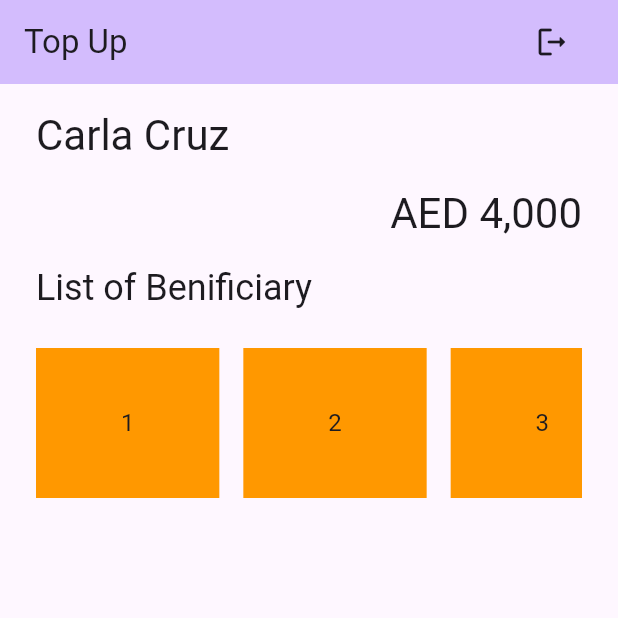
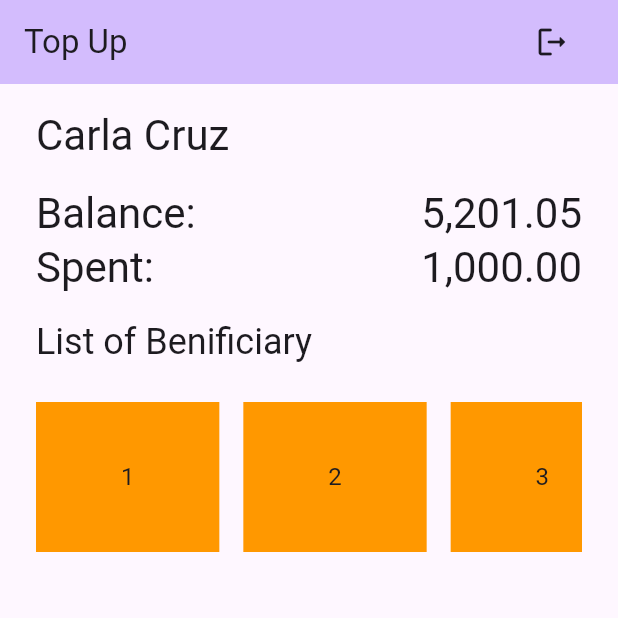
Before and after one commit to baladi39/mobile_credit, a Flutter app: the screen it shows after launch, after a tap on "Verified User", after a tap on the "logout" icon, after a tap on "Un-Verified User", on a phone screen of 412 x 824 dp, the top half of it. Run offline on Flutter 3.47's test engine with Material 3 defaults, Android fonts, the phone set to English and light mode, and no system bars; our stand-ins replace equatable, flutter_bloc, fpdart, get_it.

Commit message:
Getting financial summary done

```diff
--- /dev/null
+++ b/lib/core/common/extensions/double_extensions.dart
@@ -0,0 +1,33 @@
+import 'package:intl/intl.dart';
+
+extension DateTimeExtension on double? {
+  String doubleToString() {
+    if (this == null) {
+      return '0';
+    } else if (this! % 1 == 0) {
+      return this!.toStringAsFixed(0);
+    } else {
+      return this!.toStringAsFixed(2);
+    }
+  }
+
+  double toPrecision([int n = 2]) {
+    if (this == null) {
+      return 0;
+    } else if (this! % 1 == 0) {
+      return double.parse(this!.toStringAsFixed(0));
+    } else {
+      return double.parse(this!.toStringAsFixed(n));
+    }
+  }
+}
+
+extension NumExtension on double? {
+  String amountToString({String pattern = '###,##0.00'}) {
+    if (this == null) {
+      return '0';
+    } else {
+      return NumberFormat(pattern).format(this);
+    }
+  }
+}
--- a/lib/features/topup/data/datasources/financial_remote_data_source.dart
+++ b/lib/features/topup/data/datasources/financial_remote_data_source.dart
@@ -11,6 +11,9 @@ class FinancialRemoteDataSourceImpl implements FinancialRemoteDataSource {
 
   @override
   Future<UserFinancialSummary> getCurrentFinancialData(int userId) async {
+    // Simmulating api call delay
+    await Future.delayed(const Duration(seconds: 1));
+
     try {
       // Pretend we are recieving json
       if (userId == 1) {
--- a/lib/features/topup/data/repositories/financial_repository_impl.dart
+++ b/lib/features/topup/data/repositories/financial_repository_impl.dart
@@ -1,5 +1,4 @@
 import 'package:fpdart/fpdart.dart';
-import 'package:mobile_credit/core/common/entities/user.dart';
 import 'package:mobile_credit/core/error/exceptions.dart';
 import 'package:mobile_credit/features/topup/data/datasources/financial_remote_data_source.dart';
 import 'package:mobile_credit/features/topup/domain/entities/user_financial_summary.dart';
--- a/lib/features/topup/presentation/views/topup_main_layout.dart
+++ b/lib/features/topup/presentation/views/topup_main_layout.dart
@@ -1,7 +1,7 @@
 import 'package:flutter/material.dart';
 import 'package:mobile_credit/features/auth/presentation/views/login_view.dart';
 import 'package:mobile_credit/features/topup/presentation/widgets/benificiary_list.dart';
-import 'package:mobile_credit/features/topup/presentation/widgets/total_balance.dart';
+import 'package:mobile_credit/features/topup/presentation/widgets/balance/balance.dart';
 import 'package:mobile_credit/features/topup/presentation/widgets/user_header.dart';
 
 class TopupMainLayout extends StatefulWidget {
@@ -25,7 +25,7 @@ class _TopupMainLayoutState extends State<TopupMainLayout> {
             // User Header
             UserHeader(),
             // Total Balance
-            TotalBalance(),
+            Balance(),
             // Benifeciary List
             BenificiaryList(),
           ],
--- /dev/null
+++ b/lib/features/topup/presentation/widgets/balance/balance.dart
@@ -0,0 +1,72 @@
+import 'package:flutter/material.dart';
+import 'package:flutter_bloc/flutter_bloc.dart';
+import 'package:mobile_credit/core/common/extensions/double_extensions.dart';
+import 'package:mobile_credit/core/common/widgets/loader.dart';
+
+import '../../../../../core/common/cubits/app_user/app_user_cubit.dart';
+import 'bloc/balance_bloc.dart';
+
+class Balance extends StatefulWidget {
+  const Balance({
+    super.key,
+  });
+
+  @override
+  State<Balance> createState() => _BalanceState();
+}
+
+class _BalanceState extends State<Balance> {
+  @override
+  void initState() {
+    var appUserLoggedIn = context.read<AppUserCubit>().state as AppUserLoggedIn;
+    context.read<BalanceBloc>().add(GetBalanceEvent(appUserLoggedIn.user.id));
+    super.initState();
+  }
+
+  @override
+  Widget build(BuildContext context) {
+    return Padding(
+        padding: const EdgeInsets.only(top: 16),
+        child: BlocBuilder<BalanceBloc, BalanceState>(
+          builder: (context, state) {
+            if (state is BalanceSuccess) {
+              return Column(
+                children: [
+                  balanceTotals(
+                    'Balance:',
+                    state.totalBalance.amountToString(),
+                  ),
+                  balanceTotals(
+                    'Spent:',
+                    state.totalMonthlySpent.amountToString(),
+                  ),
+                ],
+              );
+            }
+            if (state is BalanceFailer) {
+              return generalText(
+                state.meesage.toString(),
+              );
+            }
+            return const Loader();
+          },
+        ));
+  }
+
+  Widget balanceTotals(String label, String total) {
+    return Row(
+      children: [
+        generalText(label),
+        const Spacer(),
+        generalText(total),
+      ],
+    );
+  }
+
+  Text generalText(String text) {
+    return Text(
+      text,
+      style: Theme.of(context).textTheme.headlineMedium,
+    );
+  }
+}
--- /dev/null
+++ b/lib/features/topup/presentation/widgets/balance/bloc/balance_bloc.dart
@@ -0,0 +1,23 @@
+import 'package:flutter_bloc/flutter_bloc.dart';
+import 'package:equatable/equatable.dart';
+import 'package:mobile_credit/features/topup/domain/usecases/current_financial_summary.dart';
+
+part 'balance_event.dart';
+part 'balance_state.dart';
+
+class BalanceBloc extends Bloc<BalanceEvent, BalanceState> {
+  final CurrentFinancialSummary currentFinancialSummary;
+  BalanceBloc({
+    required this.currentFinancialSummary,
+  }) : super(BalanceInitial()) {
+    on<BalanceEvent>((event, emit) => emit(BalanceLoading()));
+    on<GetBalanceEvent>((event, emit) async {
+      var response = await currentFinancialSummary(event.userId);
+
+      return response.fold(
+        (l) => emit(BalanceFailer(l.message)),
+        (r) => emit(BalanceSuccess(r.totalBalance, r.totalMonthlySpent)),
+      );
+    });
+  }
+}
--- /dev/null
+++ b/lib/features/topup/presentation/widgets/balance/bloc/balance_event.dart
@@ -0,0 +1,18 @@
+part of 'balance_bloc.dart';
+
+sealed class BalanceEvent extends Equatable {
+  const BalanceEvent();
+
+  @override
+  List<Object> get props => [];
+}
+
+final class GetBalanceEvent extends BalanceEvent {
+  final int userId;
+  const GetBalanceEvent(this.userId);
+}
+
+// final class UpdateBalanceEvent extends BalanceEvent {
+//   final int userId;
+//   const UpdateBalanceEvent(this.userId);
+// }
--- /dev/null
+++ b/lib/features/topup/presentation/widgets/balance/bloc/balance_state.dart
@@ -0,0 +1,23 @@
+part of 'balance_bloc.dart';
+
+sealed class BalanceState extends Equatable {
+  const BalanceState();
+
+  @override
+  List<Object> get props => [];
+}
+
+final class BalanceInitial extends BalanceState {}
+
+final class BalanceLoading extends BalanceState {}
+
+final class BalanceSuccess extends BalanceState {
+  final double totalBalance;
+  final double totalMonthlySpent;
+  const BalanceSuccess(this.totalBalance, this.totalMonthlySpent);
+}
+
+final class BalanceFailer extends BalanceState {
+  final String meesage;
+  const BalanceFailer(this.meesage);
+}
--- a/lib/features/topup/presentation/widgets/total_balance.dart
+++ /dev/null
@@ -1,23 +0,0 @@
-import 'package:flutter/material.dart';
-
-class TotalBalance extends StatelessWidget {
-  const TotalBalance({
-    super.key,
-  });
-
-  @override
-  Widget build(BuildContext context) {
-    return Padding(
-      padding: const EdgeInsets.only(top: 16),
-      child: Row(
-        mainAxisAlignment: MainAxisAlignment.end,
-        children: [
-          Text(
-            'AED 4,000',
-            style: Theme.of(context).textTheme.headlineMedium,
-          ),
-        ],
-      ),
-    );
-  }
-}
--- a/lib/locator_service.main.dart
+++ b/lib/locator_service.main.dart
@@ -4,6 +4,7 @@ final serviceLocator = GetIt.instance;
 
 Future<void> locatorServices() async {
   _initAuth();
+  _initFinancial();
 
   // core
   serviceLocator.registerLazySingleton(
@@ -38,43 +39,28 @@ void _initAuth() {
     );
 }
 
-// void _initBlog() {
-//   // Datasource
-//   serviceLocator
-//     ..registerFactory<BlogRemoteDataSource>(
-//       () => BlogRemoteDataSourceImpl(
-//         serviceLocator(),
-//       ),
-//     )
-//     ..registerFactory<BlogLocalDataSource>(
-//       () => BlogLocalDataSourceImpl(
-//         serviceLocator(),
-//       ),
-//     )
-//     // Repository
-//     ..registerFactory<BlogRepository>(
-//       () => BlogRepositoryImpl(
-//         serviceLocator(),
-//         serviceLocator(),
-//         serviceLocator(),
-//       ),
-//     )
-//     // Usecases
-//     ..registerFactory(
-//       () => UploadBlog(
-//         serviceLocator(),
-//       ),
-//     )
-//     ..registerFactory(
-//       () => GetAllBlogs(
-//         serviceLocator(),
-//       ),
-//     )
-//     // Bloc
-//     ..registerLazySingleton(
-//       () => BlogBloc(
-//         uploadBlog: serviceLocator(),
-//         getAllBlogs: serviceLocator(),
-//       ),
-//     );
-// }
+void _initFinancial() {
+  // Datasource
+  serviceLocator
+    ..registerFactory<FinancialRemoteDataSource>(
+      () => FinancialRemoteDataSourceImpl(),
+    )
+    // Repository
+    ..registerFactory<FinancialRepository>(
+      () => FinancialRepositoryImpl(
+        serviceLocator(),
+      ),
+    )
+    // Usecases
+    ..registerFactory(
+      () => CurrentFinancialSummary(
+        serviceLocator(),
+      ),
+    )
+    // Bloc
+    ..registerLazySingleton(
+      () => BalanceBloc(
+        currentFinancialSummary: serviceLocator(),
+      ),
+    );
+}
--- a/lib/locator_services.dart
+++ b/lib/locator_services.dart
@@ -1,9 +1,14 @@
 import 'package:get_it/get_it.dart';
+import 'package:mobile_credit/features/topup/data/datasources/financial_remote_data_source.dart';
+import 'package:mobile_credit/features/topup/domain/usecases/current_financial_summary.dart';
 import 'core/common/cubits/app_user/app_user_cubit.dart';
 import 'features/auth/data/datasources/auth_remote_data_source.dart';
 import 'features/auth/data/repositories/auth_repository_impl.dart';
 import 'features/auth/domain/repository/auth_repository.dart';
 import 'features/auth/domain/usecases/current_user.dart';
 import 'features/auth/presentation/bloc/auth_bloc.dart';
+import 'features/topup/data/repositories/financial_repository_impl.dart';
+import 'features/topup/domain/repository/financial_repository.dart';
+import 'features/topup/presentation/widgets/balance/bloc/balance_bloc.dart';
 
 part 'locator_service.main.dart';
--- a/lib/main.dart
+++ b/lib/main.dart
@@ -1,5 +1,6 @@
 import 'package:flutter/material.dart';
 import 'package:flutter_bloc/flutter_bloc.dart';
+import 'package:mobile_credit/features/topup/presentation/widgets/balance/bloc/balance_bloc.dart';
 import 'package:mobile_credit/locator_services.dart';
 
 import 'core/common/cubits/app_user/app_user_cubit.dart';
@@ -8,17 +9,7 @@ import 'features/auth/presentation/views/login_view.dart';
 
 void main() async {
   await locatorServices();
-  runApp(MultiBlocProvider(providers: [
-    BlocProvider(
-      create: (_) => serviceLocator<AppUserCubit>(),
-    ),
-    BlocProvider(
-      create: (_) => serviceLocator<AuthBloc>(),
-    ),
-    // BlocProvider(
-    //   create: (_) => serviceLocator<BlogBloc>(),
-    // ),
-  ], child: const MyApp()));
+  runApp(multiBlocProvider);
 }
 
 class MyApp extends StatelessWidget {
@@ -36,3 +27,15 @@ class MyApp extends StatelessWidget {
     );
   }
 }
+
+var multiBlocProvider = MultiBlocProvider(providers: [
+  BlocProvider(
+    create: (_) => serviceLocator<AppUserCubit>(),
+  ),
+  BlocProvider(
+    create: (_) => serviceLocator<AuthBloc>(),
+  ),
+  BlocProvider(
+    create: (_) => serviceLocator<BalanceBloc>(),
+  ),
+], child: const MyApp());
--- a/pubspec.yaml
+++ b/pubspec.yaml
@@ -15,6 +15,7 @@ dependencies:
   get_it: ^7.7.0
   fpdart: ^1.1.0
   equatable: ^2.0.5
+  intl: ^0.19.0
 
 dev_dependencies:
   flutter_test:
```
Also changed, not shown: pubspec.lock.
